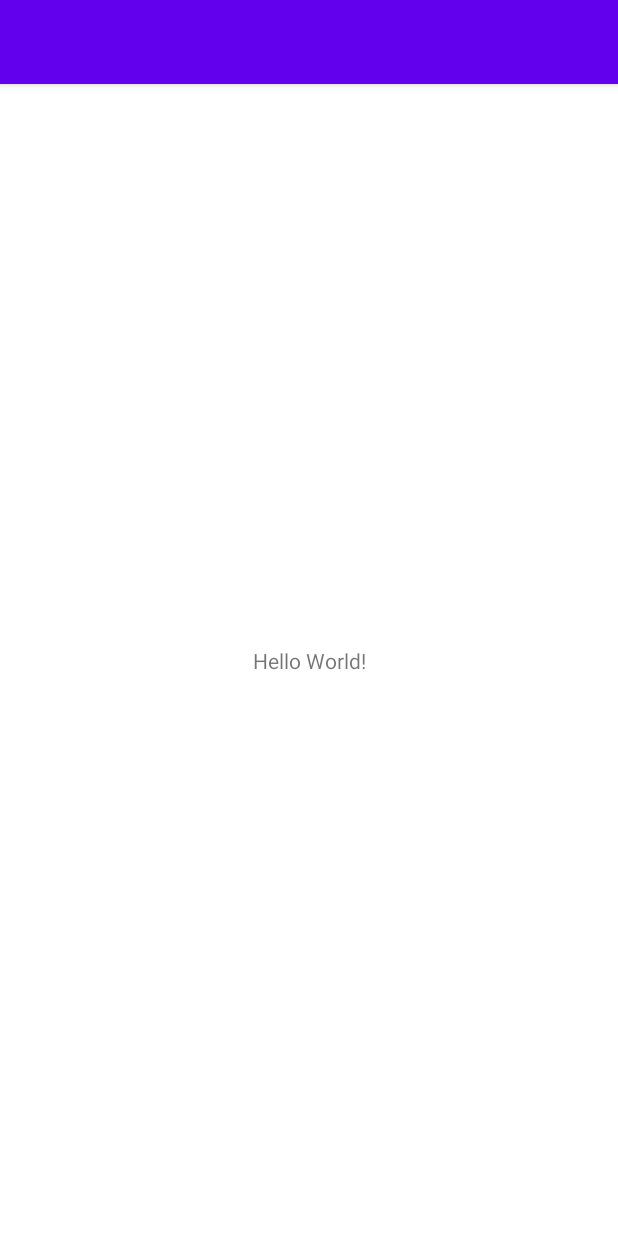
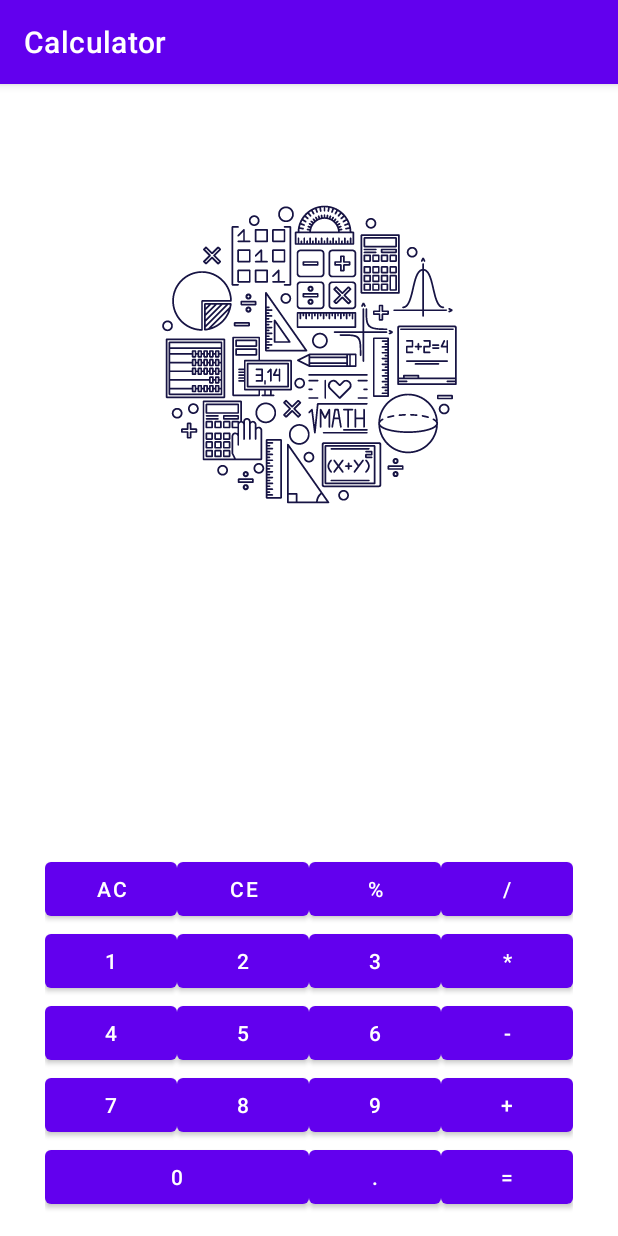
Before and after one commit to GitArtt/Calculator, an Android app: the screen it shows after launch (MainActivity), on a phone screen of 412 x 824 dp. Run offline under Robolectric (Android 15) with nearby library versions, the phone set to English and light mode, and no system bars.

Commit message:
Init commit.

```diff
--- a/app/src/main/java/com/example/calculator/MainActivity.java
+++ b/app/src/main/java/com/example/calculator/MainActivity.java
@@ -9,6 +9,6 @@ public class MainActivity extends AppCompatActivity {
     @Override
     protected void onCreate(Bundle savedInstanceState) {
         super.onCreate(savedInstanceState);
-        setContentView(R.layout.activity_main);
+        setContentView(R.layout.activity_on_grid_layout);
     }
 }
--- /dev/null
+++ b/app/src/main/res/layout/activity_on_grid_layout.xml
@@ -0,0 +1,120 @@
+<?xml version="1.0" encoding="utf-8"?>
+
+<FrameLayout
+    xmlns:android="http://schemas.android.com/apk/res/android"
+    android:layout_width="match_parent"
+    android:layout_height="match_parent" >
+
+    <androidx.appcompat.widget.AppCompatImageView
+        android:layout_width="wrap_content"
+        android:layout_height="wrap_content"
+        android:layout_marginTop="80dp"
+        android:layout_gravity="center|top"
+        android:background="@drawable/ic_math_png" />
+
+<GridLayout
+    android:layout_width="wrap_content"
+    android:layout_height="wrap_content"
+    android:layout_gravity="center|bottom"
+    android:layout_marginBottom="15dp"
+    android:columnCount="4">
+
+    <Button
+        android:layout_width="wrap_content"
+        android:layout_height="wrap_content"
+        android:text="@string/key_all_clean" />
+
+    <Button
+        android:layout_width="wrap_content"
+        android:layout_height="wrap_content"
+        android:text="@string/key_clean_entry" />
+
+    <Button
+        android:layout_width="wrap_content"
+        android:layout_height="wrap_content"
+        android:text="@string/key_percent" />
+
+    <Button
+        android:layout_width="wrap_content"
+        android:layout_height="wrap_content"
+        android:text="@string/key_split" />
+
+    <Button
+        android:layout_width="wrap_content"
+        android:layout_height="wrap_content"
+        android:text="@string/key_1" />
+
+    <Button
+        android:layout_width="wrap_content"
+        android:layout_height="wrap_content"
+        android:text="@string/key_2" />
+
+    <Button
+        android:layout_width="wrap_content"
+        android:layout_height="wrap_content"
+        android:text="@string/key_3" />
+
+    <Button
+        android:layout_width="wrap_content"
+        android:layout_height="wrap_content"
+        android:text="@string/key_multiply" />
+
+    <Button
+        android:layout_width="wrap_content"
+        android:layout_height="wrap_content"
+        android:text="@string/key_4" />
+
+    <Button
+        android:layout_width="wrap_content"
+        android:layout_height="wrap_content"
+        android:text="@string/key_5" />
+
+    <Button
+        android:layout_width="wrap_content"
+        android:layout_height="wrap_content"
+        android:text="@string/key_6" />
+
+    <Button
+        android:layout_width="wrap_content"
+        android:layout_height="wrap_content"
+        android:text="@string/key_minus" />
+
+    <Button
+        android:layout_width="wrap_content"
+        android:layout_height="wrap_content"
+        android:text="@string/key_7" />
+
+    <Button
+        android:layout_width="wrap_content"
+        android:layout_height="wrap_content"
+        android:text="@string/key_8" />
+
+    <Button
+        android:layout_width="wrap_content"
+        android:layout_height="wrap_content"
+        android:text="@string/key_9" />
+
+    <Button
+        android:layout_width="wrap_content"
+        android:layout_height="wrap_content"
+        android:text="@string/key_plus" />
+
+    <Button
+        android:layout_width="wrap_content"
+        android:layout_height="wrap_content"
+        android:layout_columnSpan="2"
+        android:layout_gravity="fill_horizontal"
+        android:text="@string/key_0" />
+
+    <Button
+        android:layout_width="wrap_content"
+        android:layout_height="wrap_content"
+        android:text="@string/key_dot" />
+
+    <Button
+        android:layout_width="wrap_content"
+        android:layout_height="wrap_content"
+        android:text="@string/key_equal" />
+
+</GridLayout>
+</FrameLayout>
--- a/app/src/main/res/values/strings.xml
+++ b/app/src/main/res/values/strings.xml
@@ -1,3 +1,23 @@
 <resources>
-
+    <string name="app_name">Calculator</string>
+    <string name="key_1">1</string>
+    <string name="key_2">2</string>
+    <string name="key_3">3</string>
+    <string name="key_4">4</string>
+    <string name="key_5">5</string>
+    <string name="key_6">6</string>
+    <string name="key_7">7</string>
+    <string name="key_8">8</string>
+    <string name="key_9">9</string>
+    <string name="key_0">0</string>
+    <string name="key_dot">.</string>
+    <string name="key_all_clean">AC</string>
+    <string name="key_clean_entry">CE</string>
+    <string name="key_percent">%</string>
+    <string name="key_split">/</string>
+    <string name="key_multiply">*</string>
+    <string name="key_minus">-</string>
+    <string name="key_plus">+</string>
+    <string name="key_empty">" "</string>
+    <string name="key_equal">=</string>
 </resources>
```
Also changed, not shown: app/src/main/res/drawable-hdpi/ic_math_png.png (added), app/src/main/res/drawable-mdpi/ic_math_png.png (added), app/src/main/res/drawable-xhdpi/ic_math_png.png (added), app/src/main/res/drawable-xxhdpi/ic_math_png.png (added), app/src/main/res/drawable-xxxhdpi/ic_math_png.png (added).
